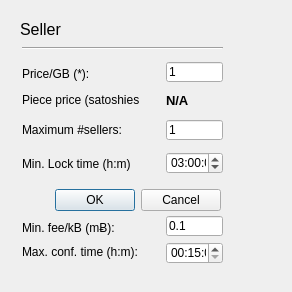
This is lib/view/SellerTorrentPluginConfigurationDialog.ui in RdeWilde/JoyStream as Qt 5 draws it before an edit. The edited form follows.
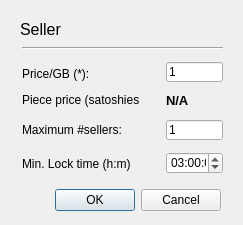
This is the edited form.

Commit message: Detect dust on seller side view

Diff of the .ui file:
```diff
--- a/lib/view/SellerTorrentPluginConfigurationDialog.ui
+++ b/lib/view/SellerTorrentPluginConfigurationDialog.ui
@@ -6,8 +6,8 @@
    <rect>
     <x>0</x>
     <y>0</y>
-    <width>292</width>
-    <height>292</height>
+    <width>243</width>
+    <height>225</height>
    </rect>
   </property>
   <property name="windowTitle">
@@ -90,7 +90,7 @@
    <property name="geometry">
     <rect>
      <x>166</x>
-     <y>216</y>
+     <y>236</y>
      <width>57</width>
      <height>20</height>
     </rect>
@@ -103,7 +103,7 @@
    <property name="geometry">
     <rect>
      <x>22</x>
-     <y>220</y>
+     <y>240</y>
      <width>111</width>
      <height>16</height>
     </rect>
@@ -172,7 +172,7 @@
    <property name="geometry">
     <rect>
      <x>22</x>
-     <y>244</y>
+     <y>264</y>
      <width>139</width>
      <height>16</height>
     </rect>
@@ -185,7 +185,7 @@
    <property name="geometry">
     <rect>
      <x>166</x>
-     <y>242</y>
+     <y>262</y>
      <width>57</width>
      <height>22</height>
     </rect>
```
The commit also changes 3 other files.
